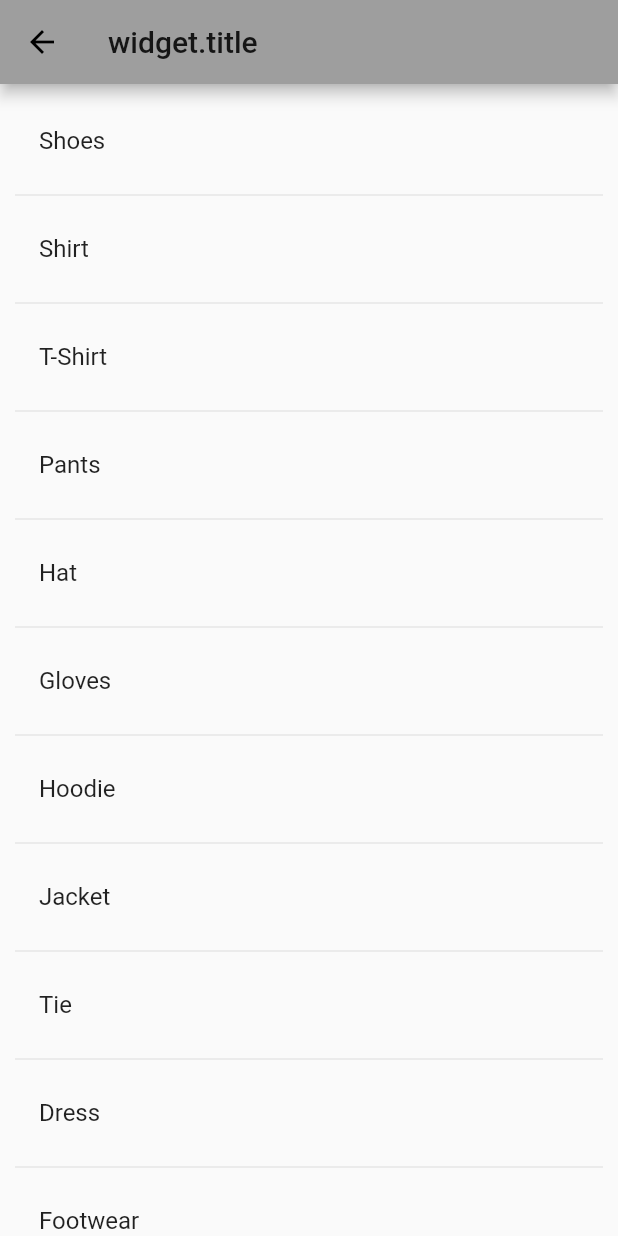
After one commit to marwahaha/adino-alpha02, a Flutter app: the AddCategory screen opened directly, on a phone screen of 412 x 824 dp. The commit adds this screen. Run offline on Flutter 3.47's test engine with Material 2 defaults, Android fonts, the phone set to English and light mode, and no system bars; our stand-ins replace cloud_firestore, firebase_auth, firebase_database, flutter_swiper, google_sign_in, image_picker; accounts and stored records are empty.

Commit message:
Add category is working

```diff
--- /dev/null
+++ b/lib/add_category_page.dart
@@ -0,0 +1,44 @@
+import 'package:flutter/material.dart';
+
+
+class AddCategory extends StatefulWidget {
+  AddCategory({this.title});
+
+  String title = "Choose category";
+
+  @override
+  _AddCategoryState createState() => _AddCategoryState();
+}
+
+class _AddCategoryState extends State<AddCategory> {
+
+  static List _categories = ["Shoes", "Shirt", "T-Shirt", "Pants", "Hat",
+                      "Gloves", "Hoodie", "Jacket", "Tie", "Dress",
+                      "Footwear", "Second-hand underwear", "Accesories",
+                      "Dress", "Skirt", "Other", "Sam"];
+
+  @override
+  Widget build(BuildContext context) {
+    return Scaffold(
+      appBar: AppBar(
+        title: Text("widget.title"),
+      ),
+      body: ListView.builder(
+        padding: const EdgeInsets.all(10.0),
+        itemBuilder: (context, i) {
+          if (i.isOdd) return Divider();
+          final index = i ~/ 2;
+          if (index <= _categories.length - 1){
+            print(index + _categories.length);
+            return ListTile(
+              title: Text(_categories[index]),
+              onTap: () {
+                Navigator.pop(context, _categories[index]);
+              }
+            );
+          }
+        }
+      )
+    );
+  }
+}
--- a/lib/login_page.dart
+++ b/lib/login_page.dart
@@ -239,11 +239,6 @@ class _LoginPageState extends State<LoginPage> {
 					height: 42.0,
 					onPressed: (){
             _handleSignIn();
-
-
-
-
-
             print(_currentUser);
           },
 					color: Colors.redAccent,
```
Also changed, not shown: lib/add_product_page.dart (+100 -82 lines).
